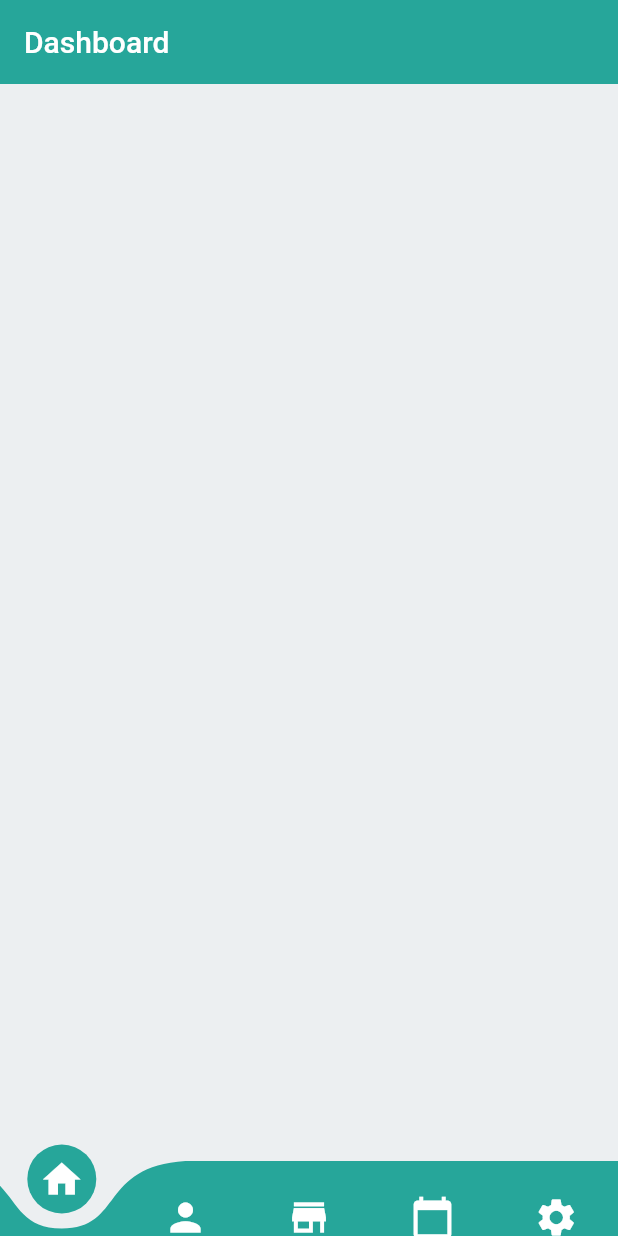
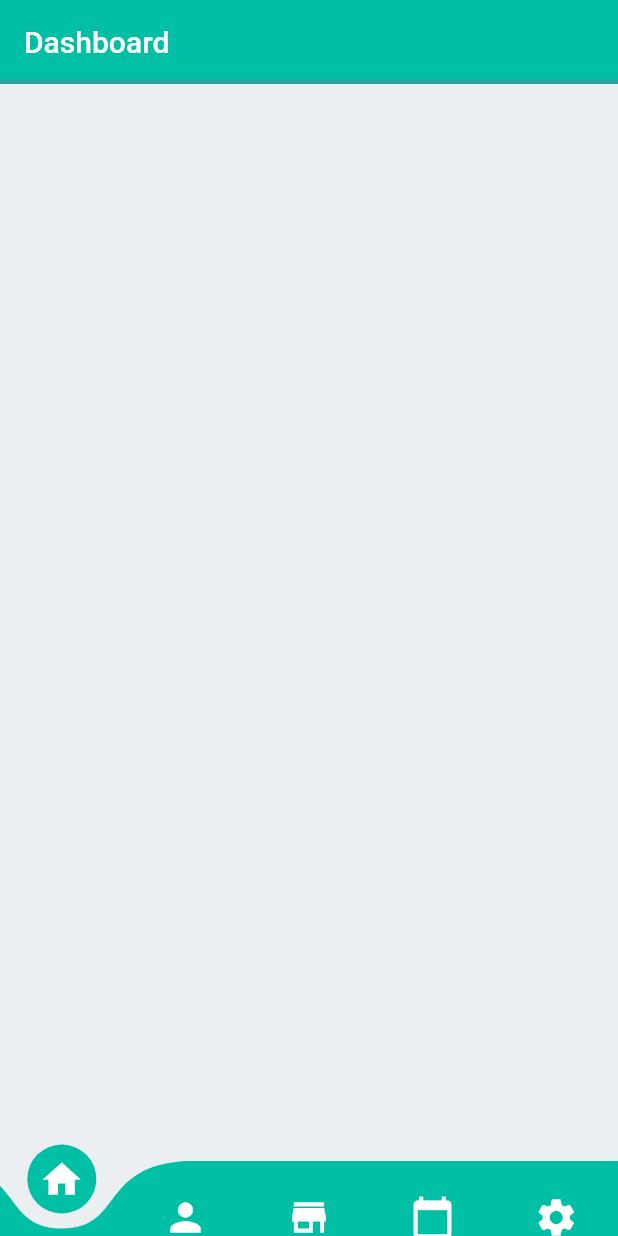
Before and after one commit to Mishe28/WorkScheduler, a Flutter app: the screen it shows after launch, on a phone screen of 412 x 824 dp. Run offline on Flutter 3.47's test engine with Material 2 defaults, Android fonts, the phone set to English and light mode, and no system bars; drawn by our look-alikes of curved_navigation_bar; our stand-ins replace table_calendar.

Commit message:
Tema oscuro
INCORPORACIÓN DE TEMA OSCURO, SE MODIFICO EL SCREEN DE SETTINGS, Y SE ORDENO LAS CARPETAS.

```diff
--- a/nav_bar/lib/main.dart
+++ b/nav_bar/lib/main.dart
@@ -1,70 +1,22 @@
 import 'package:flutter/material.dart';
-import 'package:curved_navigation_bar/curved_navigation_bar.dart';
-
-import 'contactos.dart';
-import 'actividades.dart';
-import 'dashboard.dart';
-import 'settings.dart';
-import 'productos.dart';
+import 'package:nav_bar/theme/app_theme.dart';
+import 'screens/bottom_navigation_bar.dart';
 
 void main() {
-  runApp(const MaterialApp(debugShowCheckedModeBanner: false, home: NavBar()));
+  runApp(const MyApp());
 }
 
-class NavBar extends StatefulWidget {
-  const NavBar({Key? key}) : super(key: key);
-
-  @override
-  State<NavBar> createState() => _NavBarState();
-}
-
-class _NavBarState extends State<NavBar> {
-  final navigationKey = GlobalKey<CurvedNavigationBarState>();
-  int index = 0;
-
-  //Aplastamos Iconos y nos lleva a  otro lado
-  final screens = [
-    const Dashboard(),
-    const Contactos(), //Estos son los Iconos para importar tiene que estar en verde
-    const Productos(),
-    const Actividades(),
-    const Settings(),
-  ];
-  //Aplastamos Iconos y nos lleva a  otro lado
+class MyApp extends StatelessWidget{
+  const MyApp({Key? key}) : super(key: key);
 
   @override
   Widget build(BuildContext context) {
-//  Crear  Iconos
-    final items = <Widget>[
-      const Icon(Icons.home, size: 30),
-      const Icon(Icons.person, size: 30),
-      const Icon(Icons.store, size: 30),
-      const Icon(Icons.calendar_today, size: 30), // 5 iconos igual a 5 paginas
-      const Icon(Icons.settings, size: 30),
-    ];
-
-//  Crear  Iconos
-
-    return Scaffold(
-      backgroundColor: Colors.blueGrey.shade50, // animacion color
-
-      body: screens[index],
-      bottomNavigationBar: Theme(
-        data: Theme.of(context).copyWith(
-          iconTheme: const IconThemeData(color: Colors.white),
-        ),
-        child: CurvedNavigationBar(
-          key: navigationKey,
-          color: Colors.teal.shade400, // color barra navegacion
-          backgroundColor: Colors.blueGrey.shade50,
-          height: 50,
-          animationCurve: Curves.easeInOut,
-          animationDuration: const Duration(milliseconds: 300),
-          index: index,
-          items: items,
-          onTap: (index) => setState(() => this.index = index),
-        ),
-      ),
+    return MaterialApp(
+      debugShowCheckedModeBanner: false,
+      title: 'Flutter Demo',
+      theme: AppTheme.lightTheme,
+      home: const NavBar(),
     );
   }
+
 }
--- a/nav_bar/lib/actividades.dart
+++ b/nav_bar/lib/screens/actividades.dart
@@ -8,10 +8,10 @@ class Actividades extends StatelessWidget {
   @override
   Widget build(BuildContext context) {
     return Scaffold(
-      backgroundColor: Colors.blueGrey.shade50, // fonde de la otra pagina
+
       appBar: AppBar(
         foregroundColor: Colors.white,
-        backgroundColor: Colors.teal.shade400, //color background del titulo
+
         title: const Text("Actividades y tareas"),
         elevation: 0,
 
--- /dev/null
+++ b/nav_bar/lib/screens/bottom_navigation_bar.dart
@@ -0,0 +1,59 @@
+import 'package:curved_navigation_bar/curved_navigation_bar.dart';
+import 'package:flutter/material.dart';
+import 'package:nav_bar/screens/screens.dart';
+
+class NavBar extends StatefulWidget {
+  const NavBar({Key? key}) : super(key: key);
+  @override
+  _NavBarState createState() => _NavBarState();
+
+}
+
+class _NavBarState extends State<NavBar> {
+  final navigationKey = GlobalKey<CurvedNavigationBarState>();
+  int index = 0;
+
+  //Aplastamos Iconos y nos lleva a  otro lado
+  final screens = [
+    const Dashboard(),
+    const Contactos(), //Estos son los Iconos para importar tiene que estar en verde
+    const Productos(),
+    const Actividades(),
+    const Settings(),
+  ];
+
+  @override
+  Widget build(BuildContext context) {
+//  Crear  Iconos
+    final items = <Widget>[
+      const Icon(Icons.home, size: 30),
+      const Icon(Icons.person, size: 30),
+      const Icon(Icons.store, size: 30),
+      const Icon(Icons.calendar_today, size: 30),
+      const Icon(Icons.settings, size: 30),
+    ];
+
+    return Scaffold(
+      body: screens[index],
+      bottomNavigationBar: Theme(
+        data: Theme.of(context).copyWith(
+          iconTheme: const IconThemeData(color: Colors.white),
+        ),
+        child: CurvedNavigationBar(
+          key: navigationKey,
+          color: Colors.tealAccent.shade700, // color barra navegacion
+          backgroundColor: Colors.transparent,
+          height: 50,
+          animationCurve: Curves.easeInOut,
+          animationDuration: const Duration(milliseconds: 300),
+          index: index,
+          items: items,
+          onTap: (index) => setState(() => this.index = index),
+        ),
+      ),
+    );
+
+
+
+  }
+}
--- a/nav_bar/lib/contactos.dart
+++ b/nav_bar/lib/screens/contactos.dart
@@ -21,9 +21,9 @@ class _MyStatefulWidgetState extends State<Contactos>
   @override
   Widget build(BuildContext context) {
     return Scaffold(
-      backgroundColor: Colors.blueGrey.shade50, // fondo de la otra pagina
+
       appBar: AppBar(
-        backgroundColor: Colors.teal.shade400, // fondo de la AppBar
+
         title: const Text('Contactos'),
         actions: <Widget>[
           IconButton(
@@ -93,7 +93,6 @@ class _MyStatefulWidgetState extends State<Contactos>
       ),
       floatingActionButtonLocation: FloatingActionButtonLocation.endFloat,
       floatingActionButton: FloatingActionButton(
-        backgroundColor: Colors.teal.shade400,
         onPressed: () {
           ScaffoldMessenger.of(context)
               .showSnackBar(const SnackBar(content: Text('agregar contactos')));
--- a/nav_bar/lib/dashboard.dart
+++ b/nav_bar/lib/screens/dashboard.dart
@@ -8,12 +8,12 @@ class Dashboard extends StatelessWidget {
   Widget build(BuildContext context) {
     //var black = Colors.black;
     return Scaffold(
-      backgroundColor: Colors.blueGrey.shade50, // fonde de la otra pagina
+      //backgroundColor: Colors.blueGrey.shade50, // fonde de la otra pagina
       appBar: AppBar(
         shape:
             Border(bottom: BorderSide(color: Colors.teal.shade400, width: 3)),
         foregroundColor: Colors.white,
-        backgroundColor: Colors.teal.shade400, //color background del titulo
+        //backgroundColor: Colors.teal.shade400, //color background del titulo
         title: const Text("Dashboard"),
         elevation: 0,
         //centerTitle: true,
--- a/nav_bar/lib/productos.dart
+++ b/nav_bar/lib/screens/productos.dart
@@ -21,9 +21,9 @@ class _MyStatefulWidgetState extends State<Productos>
   @override
   Widget build(BuildContext context) {
     return Scaffold(
-      backgroundColor: Colors.blueGrey.shade50, // fondo de la otra pagina
+
       appBar: AppBar(
-        backgroundColor: Colors.teal.shade400, // fondo de la AppBar
+
         title: const Text('Productos'),
         actions: <Widget>[
           IconButton(
@@ -60,7 +60,7 @@ class _MyStatefulWidgetState extends State<Productos>
 
       floatingActionButtonLocation: FloatingActionButtonLocation.endFloat,
       floatingActionButton: FloatingActionButton(
-        backgroundColor: Colors.teal.shade400,
+
         onPressed: () {
           ScaffoldMessenger.of(context)
               .showSnackBar(const SnackBar(content: Text('agregar contactos')));
--- /dev/null
+++ b/nav_bar/lib/screens/screens.dart
@@ -0,0 +1,5 @@
+export 'package:nav_bar/screens/actividades.dart';
+export 'package:nav_bar/screens/contactos.dart';
+export 'package:nav_bar/screens/dashboard.dart';
+export 'package:nav_bar/screens/productos.dart';
+export 'package:nav_bar/screens/settings.dart';
--- /dev/null
+++ b/nav_bar/lib/theme/app_theme.dart
@@ -0,0 +1,89 @@
+//import 'package:flutter/cupertino.dart';
+import 'package:flutter/material.dart';
+
+class AppTheme{
+  static Color primary = Colors.tealAccent.shade700;
+  static Color secondary = Colors.blueGrey.shade50;
+
+
+  static final ThemeData lightTheme = ThemeData.light().copyWith(
+        //color primario
+        primaryColor: Colors.indigo,
+
+        //Text Theme
+
+        //AppBar Theme
+        appBarTheme: AppBarTheme(
+          color: primary,
+          elevation: 0,
+        ),
+        scaffoldBackgroundColor: secondary,
+
+        textButtonTheme: TextButtonThemeData(
+          style: TextButton.styleFrom(primary: primary)
+        ),
+
+        //floatingActionButtons
+        floatingActionButtonTheme: FloatingActionButtonThemeData(
+          backgroundColor: primary,
+          foregroundColor: Colors.white,
+          //elevation: 5
+        ),
+
+        //elevatedBottons
+        elevatedButtonTheme: ElevatedButtonThemeData(
+          style: ElevatedButton.styleFrom(
+            primary: primary,
+            shape: const StadiumBorder(),
+            elevation: 0
+          )
+        ),
+
+        //Cards
+        cardTheme: CardTheme(
+          color: Colors.white,
+          shadowColor: primary,
+          elevation: 1,
+        )
+      );
+
+  static final ThemeData darkTheme = ThemeData.dark().copyWith(
+        //color primario
+        primaryColor: Colors.white,
+        //AppBar Theme
+        appBarTheme: AppBarTheme(
+          color: primary,
+          elevation: 0,
+        ),
+
+        scaffoldBackgroundColor: Colors.black,
+
+        textButtonTheme: TextButtonThemeData(
+          style: TextButton.styleFrom(primary: primary)
+        ),
+
+        //floatingActionButtons
+        floatingActionButtonTheme: FloatingActionButtonThemeData(
+          backgroundColor: primary,
+          foregroundColor: Colors.white,
+          //elevation: 5
+        ),
+
+
+        //elevatedBottons
+        elevatedButtonTheme: ElevatedButtonThemeData(
+          style: ElevatedButton.styleFrom(
+            primary: primary,
+            shape: const StadiumBorder(),
+            elevation: 0
+          )
+        ),
+
+        //Cards
+        cardTheme: CardTheme(
+          color: Colors.grey.shade300,
+          shadowColor: primary,
+          elevation: 5,
+        )
+      );
+}
--- a/nav_bar/pubspec.yaml
+++ b/nav_bar/pubspec.yaml
@@ -29,12 +29,14 @@ environment:
 dependencies:
   flutter:
     sdk: flutter
+  flutter_form_bloc: ^0.20.0
+
 
   # The following adds the Cupertino Icons font to your application.
   # Use with the CupertinoIcons class for iOS style icons.
   cupertino_icons: ^1.0.2
   curved_navigation_bar: ^1.0.1
-  table_calendar: ^3.0.0-nullsafety.1
+  table_calendar: ^3.0.3-nullsafety.1
 dev_dependencies:
   flutter_test:
     sdk: flutter
```
Also changed, not shown: nav_bar/lib/screens/settings.dart (added, +155 -0 lines), nav_bar/lib/settings.dart (deleted, +0 -141 lines), nav_bar/pubspec.lock, 1 other file.
